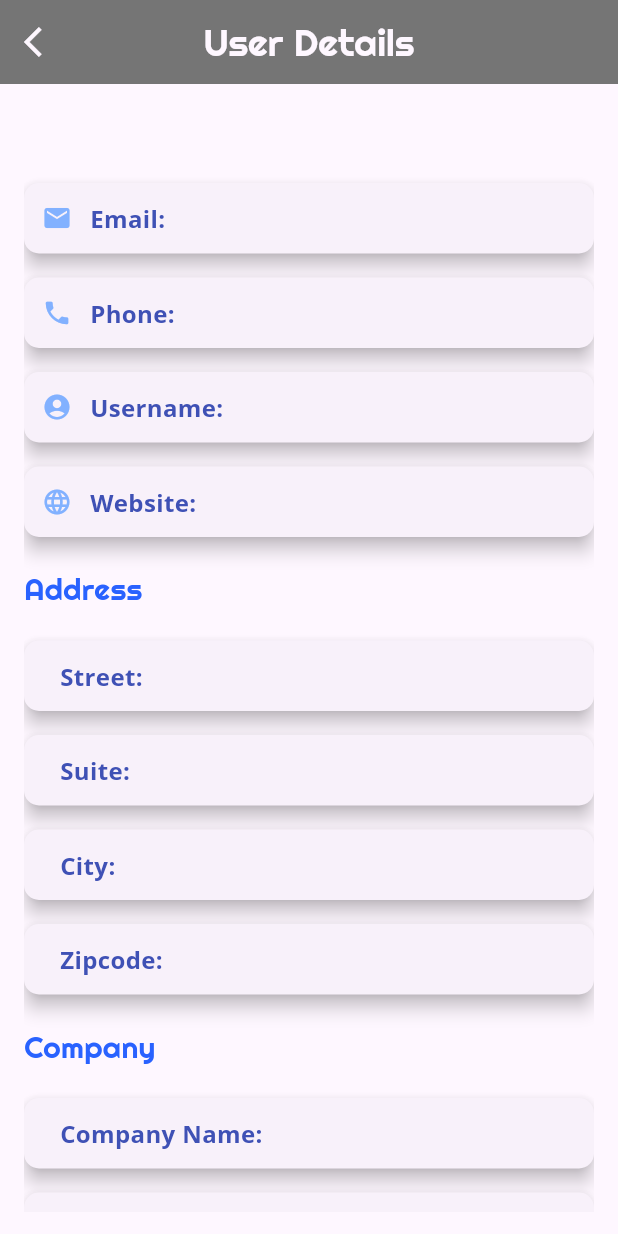
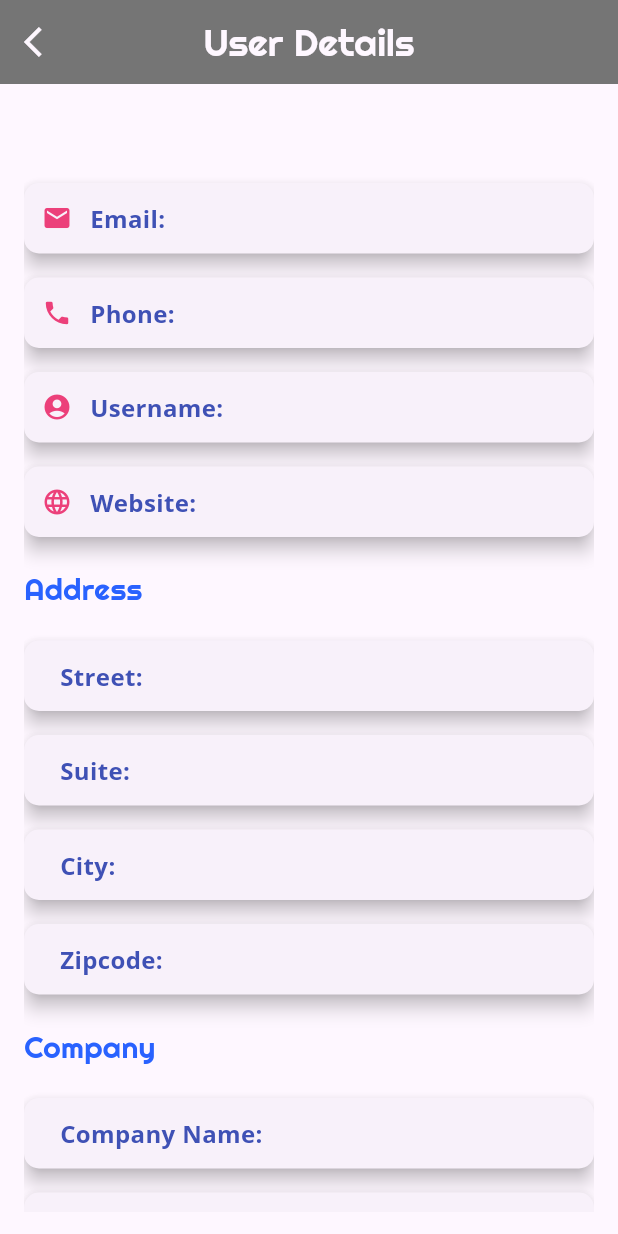
Before and after one commit to Ananthutj/fetch_data_api, a Flutter app: the UserDetails screen opened directly with empty values, on a phone screen of 412 x 824 dp. Run offline on Flutter 3.47's test engine with Material 3 defaults, Android fonts, the phone set to English and light mode, and no system bars; our stand-ins replace flutter_bloc, gap, google_fonts; network calls fail.

Commit message:
MOdified the colors of the main page and next page

```diff
--- a/lib/presentations/screens/Home/home_screen.dart
+++ b/lib/presentations/screens/Home/home_screen.dart
@@ -39,7 +39,7 @@ class _HomeScreenState extends State<HomeScreen> {
   }
 
   void _updateFilteredUsers() {
-    final state = context.read<UserDataBloc>().state;
+    final state = (BlocProvider.of<UserDataBloc>(context).state);
     if (state is UserDataFetched) {
       if (_searchText.isEmpty) {
         _filteredUsers = state.users;
@@ -55,7 +55,7 @@ class _HomeScreenState extends State<HomeScreen> {
   }
 
   void sortUsers(bool isReversed) {
-    final state = context.read<UserDataBloc>().state;
+    final state = (BlocProvider.of<UserDataBloc>(context).state);
     if (state is UserDataFetched) {
       _filteredUsers = List<User>.from(state.users);
       if (isReversed == true) {
--- a/lib/presentations/screens/Home/user_details.dart
+++ b/lib/presentations/screens/Home/user_details.dart
@@ -71,7 +71,7 @@ class _UserDetailsState extends State<UserDetails> {
         child: Row(
           children: [
             if (icon != null)
-              Icon(icon, color: Colors.blueAccent.shade100, size: 20),
+              Icon(icon, color: Colors.pink.shade400, size: 20),
             const SizedBox(width: 12),
             Expanded(
               child: Text(
```
